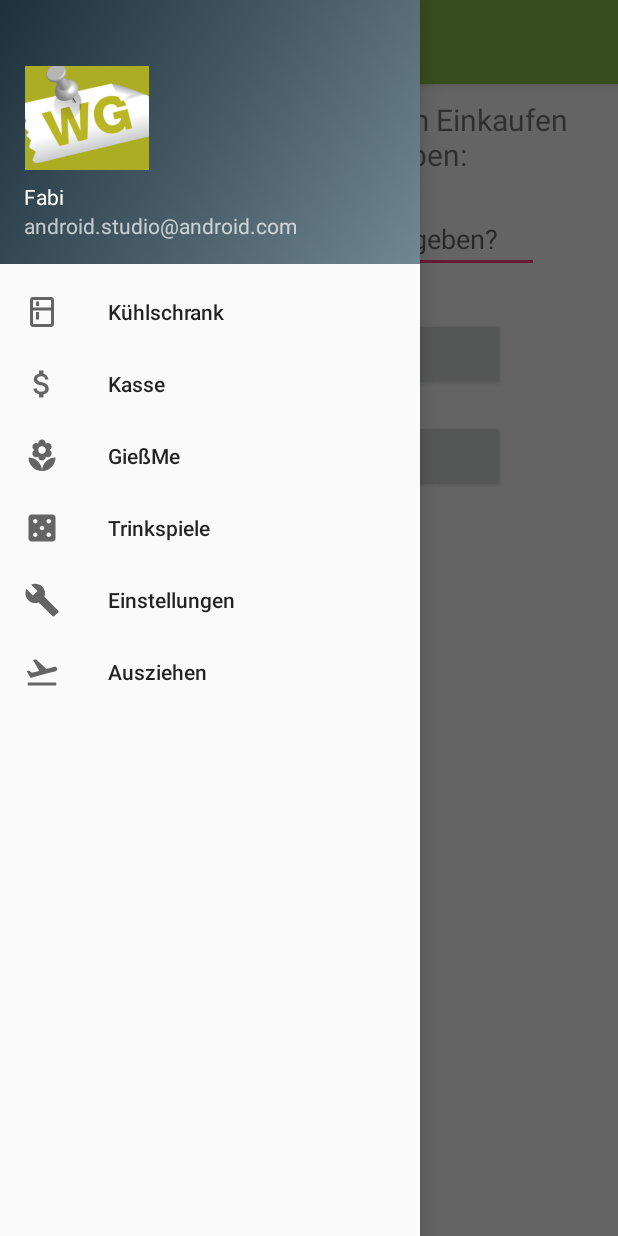
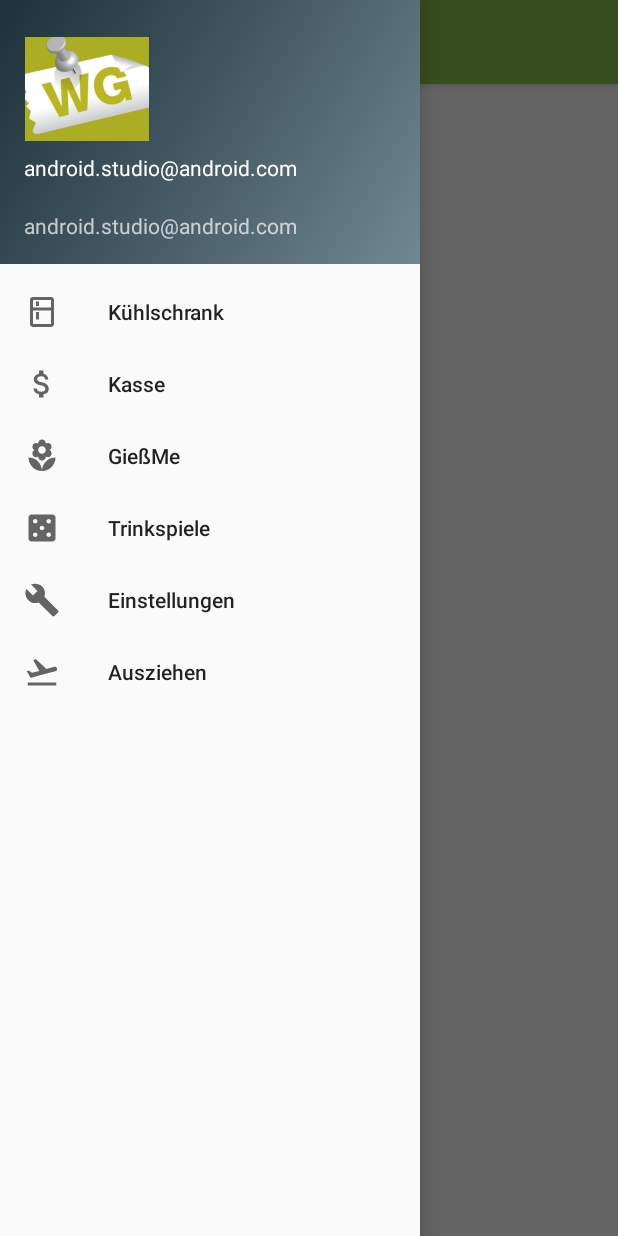
Before and after one commit to Felixduelmer/WGHelper_Android, an Android app: the MainActivity screen opened directly, with no data from a screen before it, with the side drawer open, on a phone screen of 412 x 824 dp. Run offline under Robolectric (Android 15) with nearby library versions, the phone set to English and light mode, and no system bars.

Commit message:
Login und Registrieren

```diff
--- a/app/src/main/AndroidManifest.xml
+++ b/app/src/main/AndroidManifest.xml
@@ -28,6 +28,8 @@
                 <category android:name="android.intent.category.LAUNCHER" />
             </intent-filter>
         </activity>
+        <activity android:name=".Pop"
+            android:theme="@style/AppTheme.Pop"></activity>
     </application>
 
 </manifest>
--- a/app/src/main/java/de/tum/mw/ftm/praktikum/wghelper/MainActivity.java
+++ b/app/src/main/java/de/tum/mw/ftm/praktikum/wghelper/MainActivity.java
@@ -1,7 +1,9 @@
 package de.tum.mw.ftm.praktikum.wghelper;
 
 import android.app.FragmentManager;
+import android.content.Context;
 import android.content.Intent;
+import android.content.SharedPreferences;
 import android.os.Bundle;
 import android.support.design.widget.FloatingActionButton;
 import android.support.design.widget.Snackbar;
@@ -14,11 +16,13 @@ import android.support.v7.app.AppCompatActivity;
 import android.support.v7.widget.Toolbar;
 import android.view.Menu;
 import android.view.MenuItem;
+import android.widget.TextView;
 
 public class MainActivity extends AppCompatActivity
         implements NavigationView.OnNavigationItemSelectedListener {
 
     FragmentManager fragmentManager;
+    TextView userName, WGID;
 
     @Override
     protected void onCreate(Bundle savedInstanceState) {
@@ -27,7 +31,9 @@ public class MainActivity extends AppCompatActivity
 
         if (savedInstanceState == null) {
             getFragmentManager().beginTransaction()
-                .add(R.id.container, new FragmentKasse()).commit(); }
+                .add(R.id.container, new FragmentKuehlschrank()).commit(); }
+
+
 
         Toolbar toolbar = (Toolbar) findViewById(R.id.toolbar);
         setSupportActionBar(toolbar);
@@ -40,6 +46,12 @@ public class MainActivity extends AppCompatActivity
 
         NavigationView navigationView = (NavigationView) findViewById(R.id.nav_view);
         navigationView.setNavigationItemSelectedListener(this);
+
+        userName = (TextView)navigationView.getHeaderView(0).findViewById(R.id.nav_header_username);
+        WGID = (TextView)navigationView.getHeaderView(0).findViewById(R.id.nav_header_wgid);
+        SharedPreferences prefs = getSharedPreferences(LoginActivity.PREFGROUP_USER, Context.MODE_PRIVATE);
+        userName.setText(prefs.getString(LoginActivity.USERNAME, getResources().getString(R.string.header_subname)));
+        //WGID.setText(prefs.getLong(LoginActivity.WGID, getResources().getInteger(R.id.));
     }
 
     @Override
@@ -81,6 +93,10 @@ public class MainActivity extends AppCompatActivity
             fragmentManager.beginTransaction().replace(R.id.container, fragmentSettings).commit(); */
 
         } else if (id == R.id.nav_logout) {
+            SharedPreferences.Editor editor = getApplicationContext().getSharedPreferences(LoginActivity.PREFGROUP_USER, MODE_PRIVATE).edit();
+            editor.putBoolean(LoginActivity.IS_LOGGED_IN, false).apply();
+            SharedPreferences.Editor ed = getApplicationContext().getSharedPreferences(LoginActivity.PREFGROUP_WG, MODE_PRIVATE).edit();
+            ed.putBoolean(LoginActivity.IS_REGISTERED, false).apply();
             Intent intent = new Intent(MainActivity.this, LoginActivity.class);
             startActivity(intent);
 
--- a/app/src/main/java/de/tum/mw/ftm/praktikum/wghelper/RegistrationActivity.java
+++ b/app/src/main/java/de/tum/mw/ftm/praktikum/wghelper/RegistrationActivity.java
@@ -138,7 +138,10 @@ public class RegistrationActivity extends AppCompatActivity {
 
                             i.putExtra("WG", jsonObject.getString("WG"));
                             SharedPreferences.Editor editor = getApplicationContext().getSharedPreferences(LoginActivity.PREFGROUP_WG,MODE_PRIVATE).edit();
-                            editor.putBoolean(LoginActivity.IS_REGISTERED, true);
+                            editor.putBoolean(LoginActivity.IS_REGISTERED, true).apply();
+                            String str = jsonObject.getString("passwort");
+                            editor.putString(LoginActivity.PASSWORTVOR, str).apply();
+                            editor.putString(LoginActivity.WGID, jsonObject.getString("wgid")).apply();
                             startActivity(i);
 
                         } catch (JSONException e) {
--- a/app/src/main/res/layout/nav_header_main.xml
+++ b/app/src/main/res/layout/nav_header_main.xml
@@ -23,13 +23,18 @@
         android:layout_width="match_parent"
         android:layout_height="wrap_content"
         android:paddingTop="@dimen/nav_header_vertical_spacing"
-        android:text="@string/username"
+        android:id="@+id/nav_header_username"
         android:textAppearance="@style/TextAppearance.AppCompat.Body1" />
+    <TextView
+        android:layout_width="match_parent"
+        android:layout_height="wrap_content"
+        android:id="@+id/nav_header_wgid"
+        android:textAppearance="@style/TextAppearance.AppCompat.Body1"/>
 
     <TextView
         android:id="@+id/textView"
         android:layout_width="wrap_content"
         android:layout_height="wrap_content"
-        android:text="android.studio@android.com" />
+        android:text="@string/header_subname" />
 
 </LinearLayout>
```
Also changed, not shown: app/src/main/java/de/tum/mw/ftm/praktikum/wghelper/LoginActivity.java (+15 -9 lines), app/src/main/res/values/strings.xml (+17 -1 lines).
